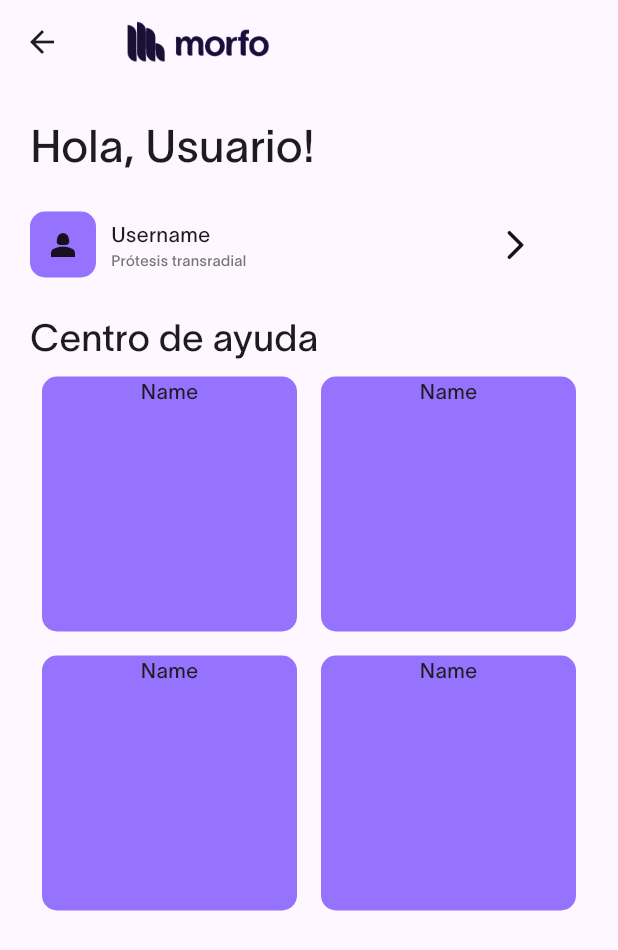
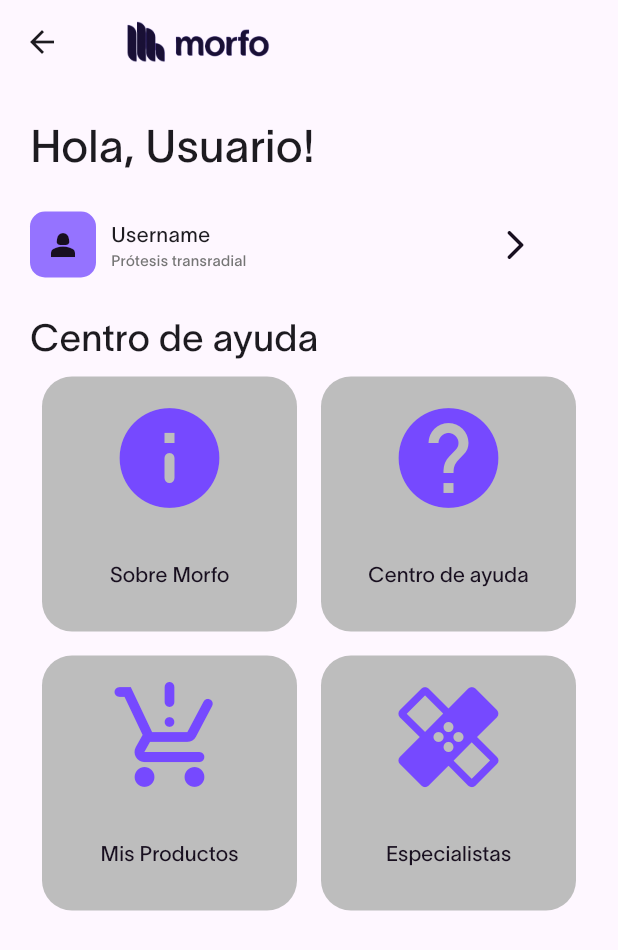
Before and after one commit to binivazqua/Morfo-App, a Flutter app: the UserProfilePage screen opened directly, on a phone screen of 412 x 824 dp. Shown: the top 950 px of the screen. Run offline on Flutter 3.47's test engine with Material 3 defaults, Android fonts, the phone set to English and light mode, and no system bars; our stand-ins replace firebase_auth, firebase_core, firebase_database, fl_chart, flutter_animate, google_nav_bar and 1 more; missing offline and left inert: cupertino_battery_indicator; accounts and stored records are empty.

Commit message:
help center w no ideas

```diff
--- a/lib/components/helpCenterTile.dart
+++ b/lib/components/helpCenterTile.dart
@@ -2,7 +2,9 @@
 import 'package:morflutter/design/constants.dart';
 
 class helpCenterType extends StatelessWidget {
-  const helpCenterType({super.key});
+  final String service;
+  final Icon icon;
+  const helpCenterType({super.key, required this.service, required this.icon});
 
   @override
   Widget build(BuildContext context) {
@@ -10,9 +12,19 @@
       padding: const EdgeInsets.all(8.0),
       child: Container(
         decoration: BoxDecoration(
-            color: lilyPurple, borderRadius: BorderRadius.circular(10)),
+            color: Colors.grey[400], borderRadius: BorderRadius.circular(20)),
         child: Column(
-          children: [Text('Name')],
+          mainAxisAlignment: MainAxisAlignment.spaceEvenly,
+          children: [
+            icon,
+            TextButton(
+              child: Text(
+                service,
+                style: TextStyle(color: draculaPurple),
+              ),
+              onPressed: () {},
+            ),
+          ],
         ),
       ),
     );
--- a/lib/starting_pages/ui/profile/UserProfilePage.dart
+++ b/lib/starting_pages/ui/profile/UserProfilePage.dart
@@ -81,7 +81,39 @@
                     gridDelegate: SliverGridDelegateWithFixedCrossAxisCount(
                         crossAxisCount: 2),
                     itemBuilder: (context, index) {
-                      return helpCenterType();
+                      if (index == 0) {
+                        return helpCenterType(
+                            service: 'Sobre Morfo',
+                            icon: Icon(
+                              Icons.info_rounded,
+                              color: darkPeriwinkle,
+                              size: 80,
+                            ));
+                      } else if (index == 1) {
+                        return helpCenterType(
+                            service: 'Centro de ayuda',
+                            icon: Icon(
+                              Icons.help_outlined,
+                              color: darkPeriwinkle,
+                              size: 80,
+                            ));
+                      } else if (index == 2) {
+                        return helpCenterType(
+                            service: 'Mis Productos',
+                            icon: Icon(
+                              Icons.production_quantity_limits_rounded,
+                              color: darkPeriwinkle,
+                              size: 80,
+                            ));
+                      } else {
+                        return helpCenterType(
+                            service: 'Especialistas',
+                            icon: Icon(
+                              Icons.healing_rounded,
+                              color: darkPeriwinkle,
+                              size: 80,
+                            ));
+                      }
                     }))
           ],
         ),
```
